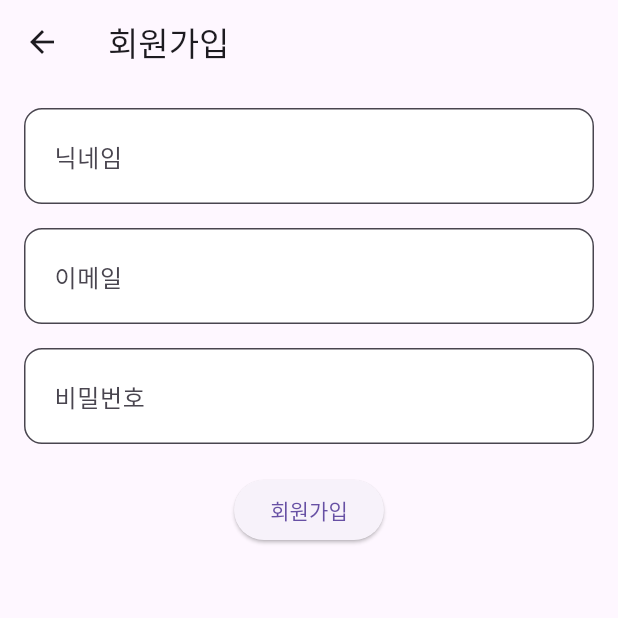
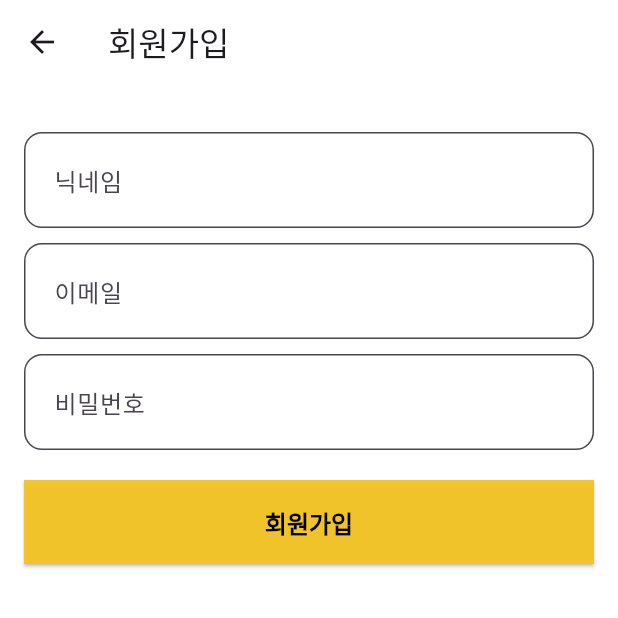
Before and after one commit to syprisilla/Walk_Guide, a Flutter app: the SignUpScreen screen opened directly, on a phone screen of 412 x 824 dp, the top half of it. Run offline on Flutter 3.47's test engine with Material 3 defaults, Android fonts, the phone set to English and light mode, and no system bars; our stand-ins replace camera, cloud_firestore, firebase_auth, firebase_core, fl_chart, flutter_tts and 5 more; missing offline and left inert: google_mlkit_commons, google_mlkit_object_detection; accounts and stored records are empty.

Commit message:
fix: redesign signup page

```diff
--- a/app/lib/signup_page.dart
+++ b/app/lib/signup_page.dart
@@ -81,11 +81,17 @@ class _SignUpScreenState extends State<SignUpScreen> {
   @override
   Widget build(BuildContext context) {
     return Scaffold(
-      appBar: AppBar(title: const Text('회원가입')),
+      backgroundColor: Colors.white,
+      appBar: AppBar(
+        title: const Text('회원가입'),
+         backgroundColor:  Colors.white,
+        ),
       body: Padding(
         padding: const EdgeInsets.all(16.0),
         child: Column(
+          crossAxisAlignment: CrossAxisAlignment.stretch,
           children: [
+            const SizedBox(height: 16),
             TextField(
               controller: nicknameController,
               decoration: InputDecoration(
@@ -110,7 +116,7 @@ class _SignUpScreenState extends State<SignUpScreen> {
               ),
               style: const TextStyle(color: Colors.black),
             ),
-            const SizedBox(height: 16),
+            const SizedBox(height: 10),
             TextField(
               controller: emailController,
               decoration: InputDecoration(
@@ -135,7 +141,7 @@ class _SignUpScreenState extends State<SignUpScreen> {
               ),
               style: const TextStyle(color: Colors.black),
             ),
-            const SizedBox(height: 16),
+            const SizedBox(height: 10),
             TextField(
               controller: passwordController,
               decoration: InputDecoration(
@@ -163,8 +169,20 @@ class _SignUpScreenState extends State<SignUpScreen> {
             ),
             const SizedBox(height: 20),
             ElevatedButton(
-              onPressed: _signUp,
-              child: const Text('회원가입'),
+              style: ElevatedButton.styleFrom(
+              backgroundColor: const Color.fromARGB(243, 244, 195, 35), // 버튼 배경색
+              foregroundColor: Colors.black,
+              shape: RoundedRectangleBorder(
+                borderRadius: BorderRadius.zero,
+              ),
+              padding: const EdgeInsets.symmetric(vertical: 16),
+              textStyle: const TextStyle(
+                fontSize: 16,
+                fontWeight: FontWeight.bold,
+              ),
+            ),
+            onPressed: _signUp,
+            child: const Text('회원가입'),
             ),
           ],
         ),
```
